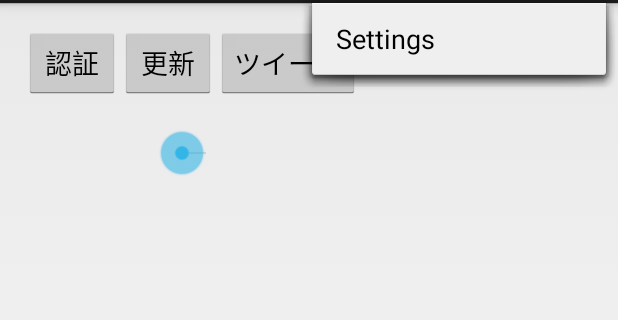
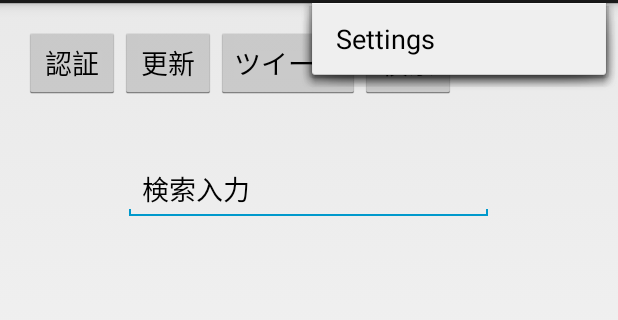
Before and after one commit to datake/TwiMap, an Android app: the screen it shows after launch (MainActivity), with the options menu open, on a phone screen of 412 x 824 dp, the part 69-389 px from its top. Run offline under Robolectric (Android 15) with nearby library versions, the phone set to English and light mode, and no system bars.

Commit message:
文字列でのツイート検索

```diff
--- a/app/src/main/res/layout/activity_main.xml
+++ b/app/src/main/res/layout/activity_main.xml
@@ -39,7 +39,23 @@
                 android:text="ツイート"
                 android:id="@+id/button3"
                 android:onClick="tweet" />
+
+            <Button
+                android:layout_width="wrap_content"
+                android:layout_height="wrap_content"
+                android:text="検索"
+                android:id="@+id/button4"
+                android:onClick="search" />
         </LinearLayout>
+
+
+        <android.inputmethodservice.ExtractEditText
+            android:layout_width="246dp"
+            android:layout_height="wrap_content"
+            android:text="検索入力"
+            android:id="@+id/editText"
+            android:onClick="clearText"
+            android:layout_gravity="center_horizontal" />
 
         <ListView
             android:layout_width="wrap_content"
@@ -47,14 +63,4 @@
             android:id="@+id/listView" />
     </LinearLayout>
 
-    <SeekBar
-        android:layout_width="wrap_content"
-        android:layout_height="wrap_content"
-        android:id="@+id/seekBar"
-        android:layout_alignParentTop="true"
-        android:layout_alignParentLeft="true"
-        android:layout_alignParentStart="true"
-        android:layout_marginLeft="89dp"
-        android:layout_marginStart="89dp"
-        android:layout_marginTop="68dp" />
 </RelativeLayout>
```
Also changed, not shown: app/src/main/java/com/example/twitterApplication/MainActivity.java (+77 -2 lines), 15 other files.
